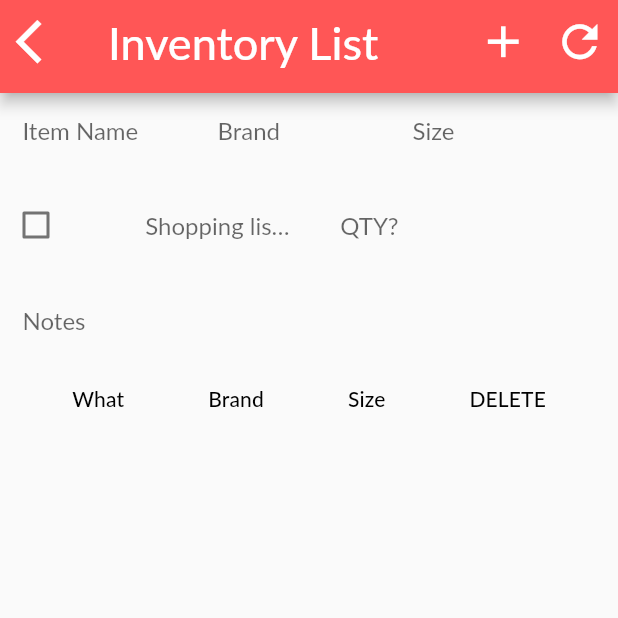
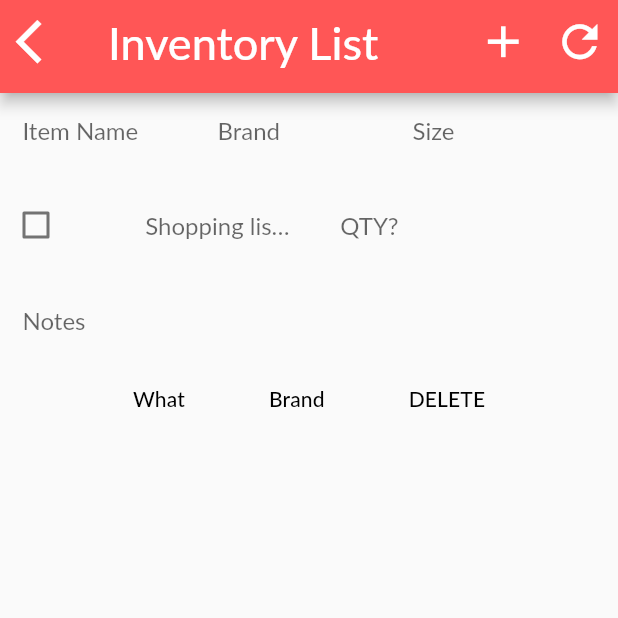
Before and after one commit to jamiesonshayna/LookToTheCook, a Flutter app: the UserInvScreen screen opened by its route, on a phone screen of 412 x 824 dp, the top half of it. Run offline on Flutter 3.47's test engine with Material 2 defaults, Android fonts, the phone set to English and light mode, and no system bars; our stand-ins replace connectivity, flutter_secure_storage, flutter_spinkit, font_awesome_flutter, modal_progress_hud, rflutter_alert; missing offline and left inert: amazon_cognito_identity_dart; accounts and stored records are empty; network calls fail; Roboto replaces fonts that are missing (Lato).

Commit message:
clean up the inventory screen widths removing size

```diff
--- a/look_to_the_cook/lib/views/user_inventory_screen.dart
+++ b/look_to_the_cook/lib/views/user_inventory_screen.dart
@@ -197,9 +197,9 @@ class item extends State<UserInvScreen>{
             DataColumn(
               label: Text('Brand'),
             ),
-            DataColumn(
+           /* DataColumn(
               label: Text('Size'),
-            ),
+            ),*/
             // column to show a delete button
             DataColumn(
               label: Text('DELETE'),
@@ -235,7 +235,7 @@ class item extends State<UserInvScreen>{
                   });
                 },
               ),
-              DataCell(
+            /*  DataCell(
                 Text(inventory.size),
                 onTap: () {
                   _showValues(inventory);
@@ -245,7 +245,7 @@ class item extends State<UserInvScreen>{
                     _isUpdating = true;
                   });
                 },
-              ),
+              ),*/
               DataCell(IconButton(
                 icon: Icon(Icons.delete),
                 onPressed: () {
```
